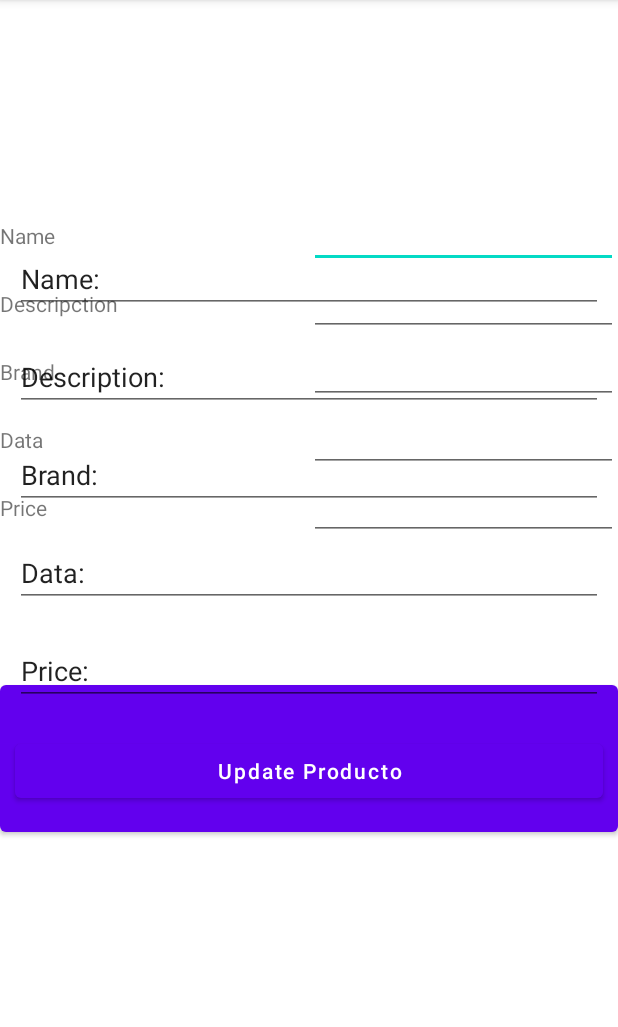
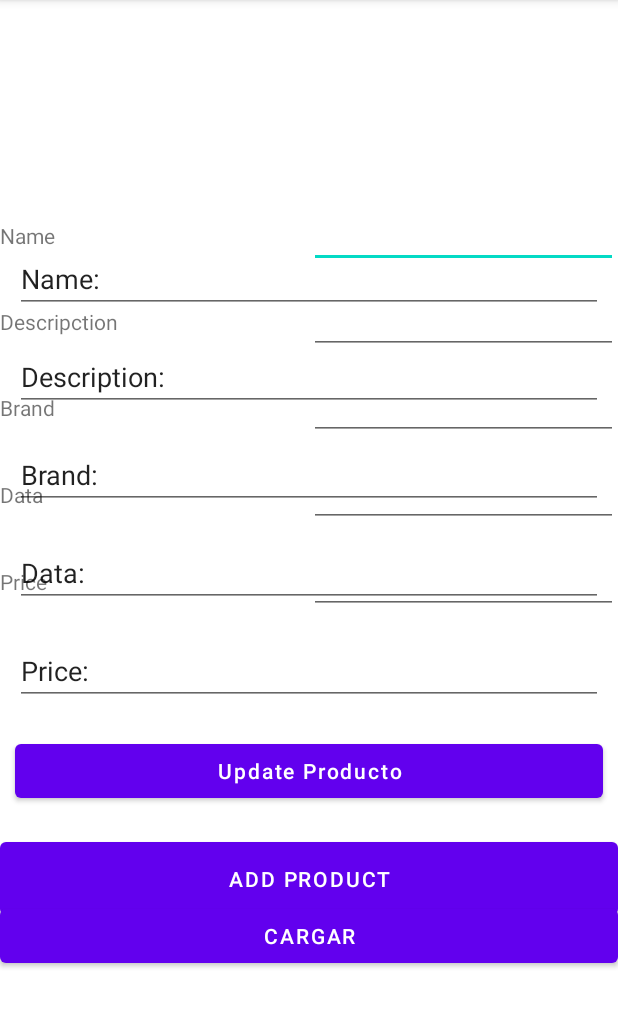
Before and after one commit to jordylh2001/Iti_27856_Equipo3, an Android app: the screen it shows after launch (MainActivity), on a phone screen of 412 x 824 dp, the part 84-1111 px from its top. Run offline under Robolectric (Android 15) with nearby library versions, the phone set to English and light mode, and no system bars.

Commit message:
Segundo tab terminado

```diff
--- a/app/src/main/res/layout/activity_main.xml
+++ b/app/src/main/res/layout/activity_main.xml
@@ -165,7 +165,7 @@
                 android:layout_width="fill_parent"
                 android:layout_height="match_parent"
                 android:orientation="vertical"
-                android:paddingTop="200px"
+                android:paddingTop="100dp"
                 android:id="@+id/tab2"
                 >
 
@@ -173,7 +173,7 @@
                     android:layout_width="fill_parent"
                     android:layout_height="match_parent"
                     android:orientation="vertical"
-                    android:paddingTop="200px"
+                    android:paddingTop="100dp"
                     android:id="@+id/lin2"
                     >
 
@@ -181,10 +181,10 @@
                     <LinearLayout
                         android:layout_width="match_parent"
                         android:layout_height="wrap_content"
-                        android:layout_weight="3">
+                        android:layout_weight="1">
                         <ListView
                             android:layout_width="wrap_content"
-                            android:layout_height="match_parent"
+                            android:layout_height="400dp"
                             android:layout_weight="1"
                             android:id="@+id/Listview1"
                             />
```
